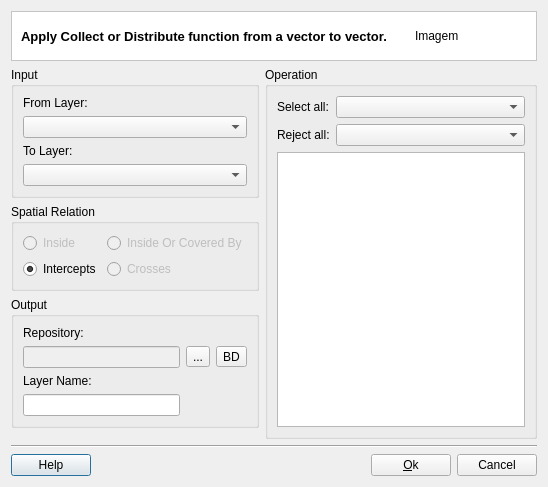
First picture: the form in src/terralib/attributefill/qt/ui/VectorToVectorDialogForm.ui, repository claudiobogossian/terralib5, before the edit.
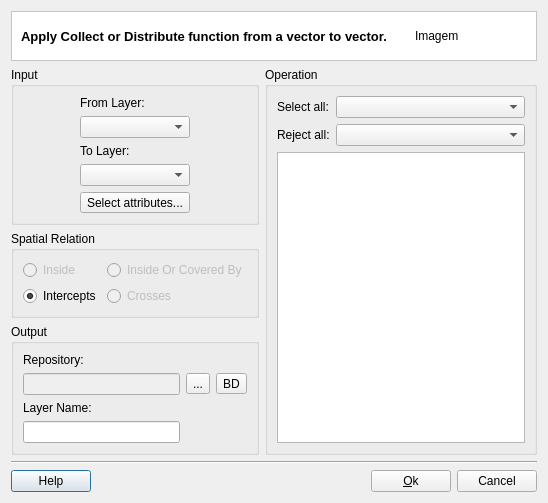
Second picture: the form after the edit. Custom widgets are drawn as their Qt base class.

Commit message: Vector to Vector improvements

What changed in the file:
```diff
--- a/src/terralib/attributefill/qt/ui/VectorToVectorDialogForm.ui
+++ b/src/terralib/attributefill/qt/ui/VectorToVectorDialogForm.ui
@@ -105,6 +105,13 @@
           <item>
            <widget class="QComboBox" name="m_toLayerComboBox"/>
           </item>
+          <item>
+           <widget class="QToolButton" name="m_selectAttrToolButton">
+            <property name="text">
+             <string>Select attributes...</string>
+            </property>
+           </widget>
+          </item>
          </layout>
         </item>
        </layout>
```
The commit also changes 7 other files.
